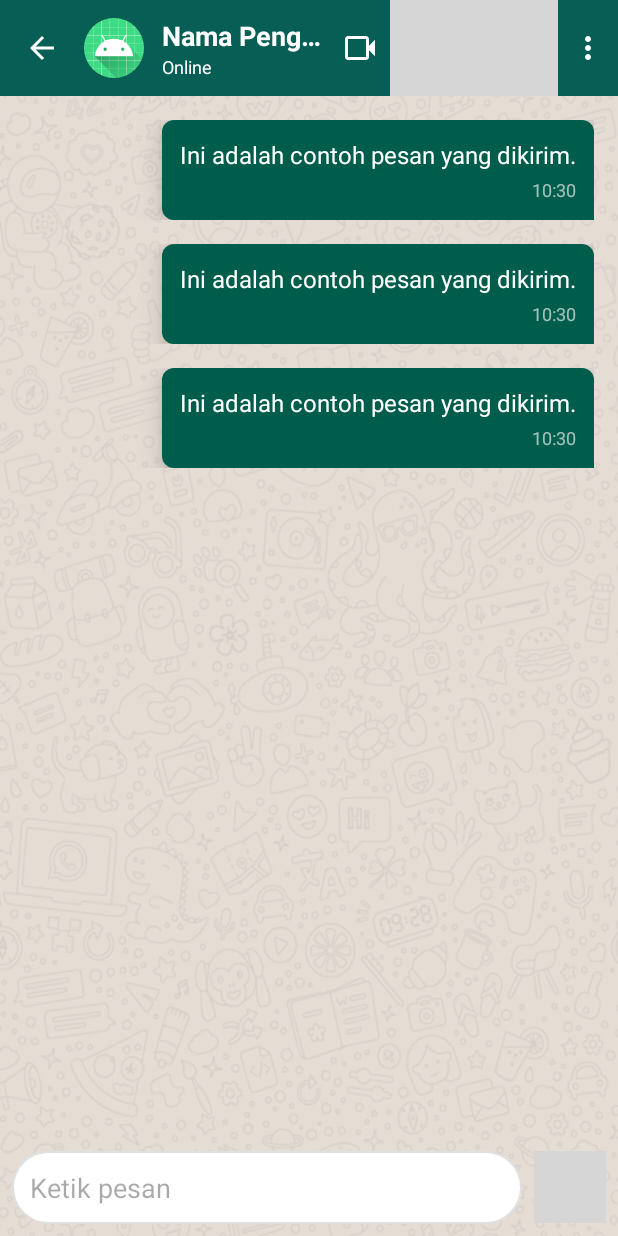
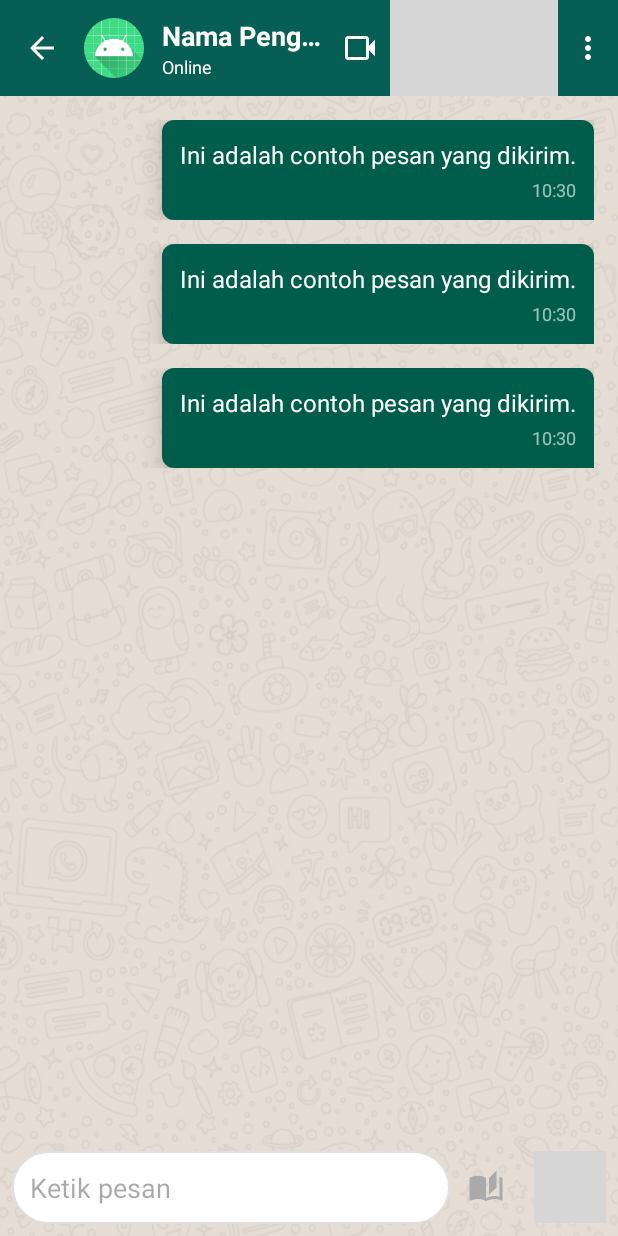
Before and after one commit to dHunter1811/WhatsAppClone, an Android app: the layout activity_chat.xml on its own in the app's theme, with its tools: preview values and no code run, on a phone screen of 412 x 824 dp. Run offline under Robolectric (Android 15) with nearby library versions, the phone set to English and light mode, and no system bars; grey boxes are pictures that could not be loaded.

Commit message:
Fitur Pantun

```diff
--- /dev/null
+++ b/app/src/main/res/drawable/ic_pantun.xml
@@ -0,0 +1,5 @@
+<vector xmlns:android="http://schemas.android.com/apk/res/android" android:height="24dp" android:tint="#000000" android:viewportHeight="24" android:viewportWidth="24" android:width="24dp">
+
+    <path android:fillColor="@android:color/white" android:pathData="M19,1l-5,5v11l5,-4.5L19,1zM1,6v14.65c0,0.25 0.25,0.5 0.5,0.5 0.1,0 0.15,-0.05 0.25,-0.05C3.1,20.45 5.05,20 6.5,20c1.95,0 4.05,0.4 5.5,1.5L12,6c-1.45,-1.1 -3.55,-1.5 -5.5,-1.5S2.45,4.9 1,6zM23,19.5L23,6c-0.6,-0.45 -1.25,-0.75 -2,-1v13.5c-1.1,-0.35 -2.3,-0.5 -3.5,-0.5 -1.7,0 -4.15,0.65 -5.5,1.5v2c1.35,-0.85 3.8,-1.5 5.5,-1.5 1.65,0 3.35,0.3 4.75,1.05 0.1,0.05 0.15,0.05 0.25,0.05 0.25,0 0.5,-0.25 0.5,-0.5v-1.1z"/>
+
+</vector>
--- a/app/src/main/res/layout/activity_chat.xml
+++ b/app/src/main/res/layout/activity_chat.xml
@@ -135,6 +135,16 @@
             android:maxLines="5"
             android:padding="12dp" />
 
+        <!-- TOMBOL BARU UNTUK PANTUN -->
+        <ImageButton
+            android:id="@+id/btn_pantun"
+            android:layout_width="48dp"
+            android:layout_height="48dp"
+            android:background="?attr/selectableItemBackgroundBorderless"
+            android:contentDescription="Kirim Pantun Acak"
+            android:src="@drawable/ic_pantun"
+            app:tint="@android:color/darker_gray" />
+
         <ImageButton
             android:id="@+id/btn_send_message"
             android:layout_width="48dp"
```
Also changed, not shown: app/src/main/java/com/example/whatsappclone/ui/ChatActivity.java (+46 -1 lines), 1 other file.
